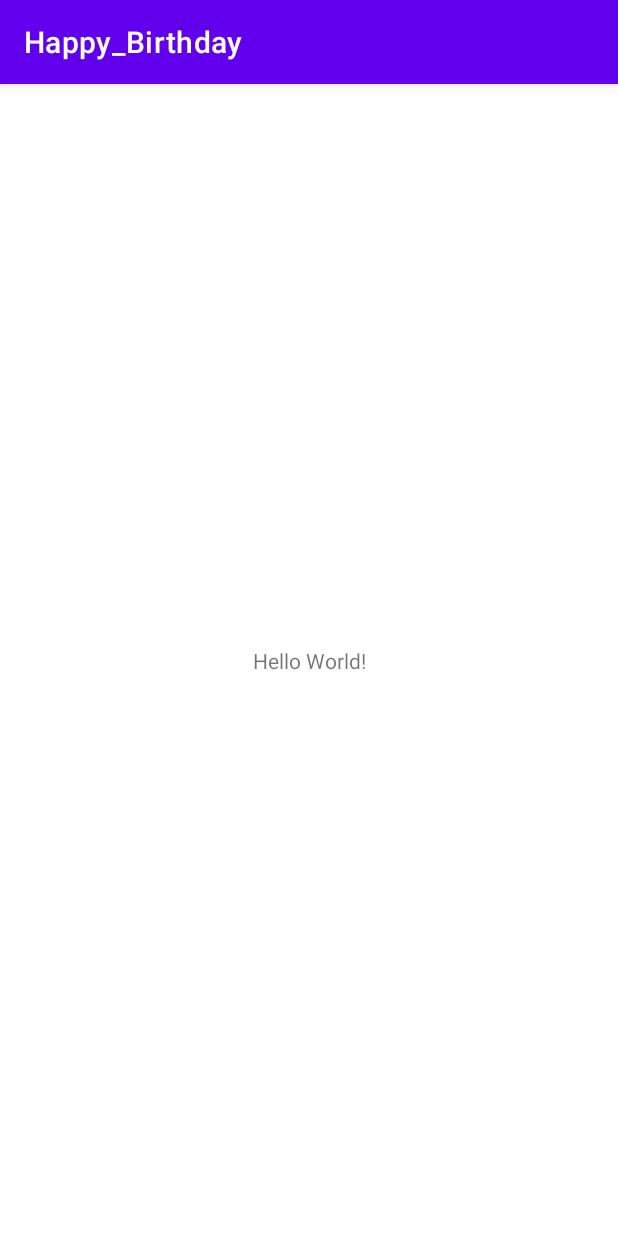
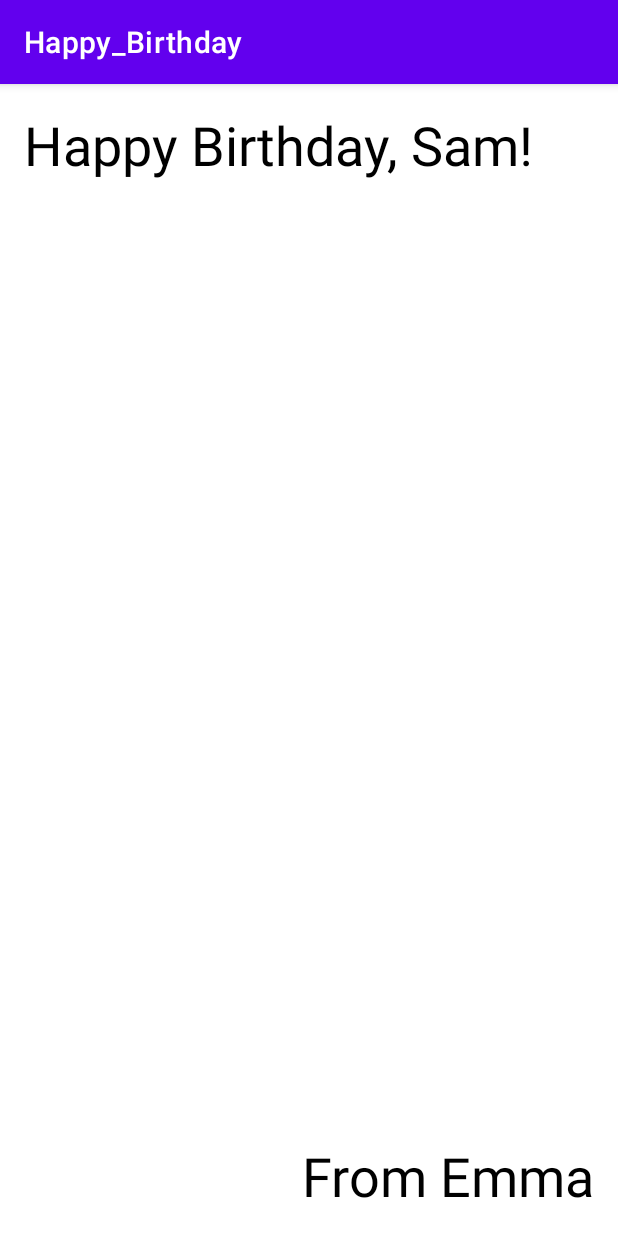
Before and after one commit to DiegoRegys/EstudosKotlin, an Android app: the screen it shows after launch (MainActivity), on a phone screen of 412 x 824 dp. Run offline under Robolectric (Android 15) with nearby library versions, the phone set to English and light mode, and no system bars.

Commit message:
feito o primeiro cartão de aniverssario

```diff
--- a/app/src/main/res/layout/activity_main.xml
+++ b/app/src/main/res/layout/activity_main.xml
@@ -7,12 +7,26 @@
     tools:context=".MainActivity">
 
     <TextView
+        android:id="@+id/textView"
         android:layout_width="wrap_content"
-        android:layout_height="wrap_content"
-        android:text="Hello World!"
-        app:layout_constraintBottom_toBottomOf="parent"
-        app:layout_constraintEnd_toEndOf="parent"
+        android:layout_height="0dp"
+        android:layout_marginStart="16dp"
+        android:layout_marginTop="16dp"
+        android:text="Happy Birthday, Sam!"
+        android:textColor="@android:color/black"
+        android:textSize="36sp"
         app:layout_constraintStart_toStartOf="parent"
         app:layout_constraintTop_toTopOf="parent" />
 
+    <TextView
+        android:id="@+id/textView2"
+        android:layout_width="wrap_content"
+        android:layout_height="wrap_content"
+        android:layout_marginEnd="16dp"
+        android:layout_marginBottom="16dp"
+        android:text="From Emma"
+        android:textColor="@android:color/black"
+        android:textSize="36sp"
+        app:layout_constraintBottom_toBottomOf="parent"
+        app:layout_constraintEnd_toEndOf="parent" />
 </androidx.constraintlayout.widget.ConstraintLayout>
```
